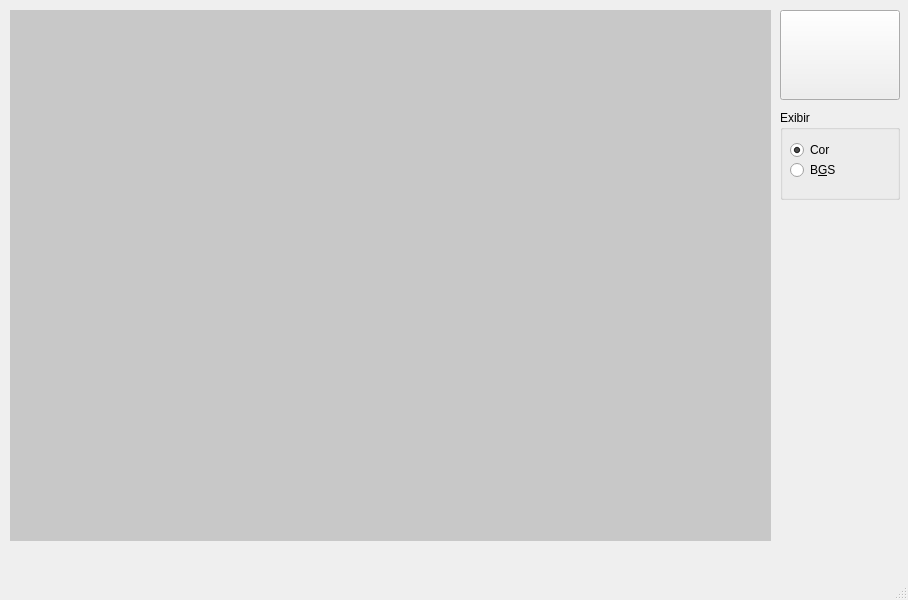
This is Software/View/forms/multiview_futtracker_mainwindow.ui in mathbarc/multiview-futtracker as Qt 5 draws it before an edit. The edited form follows.
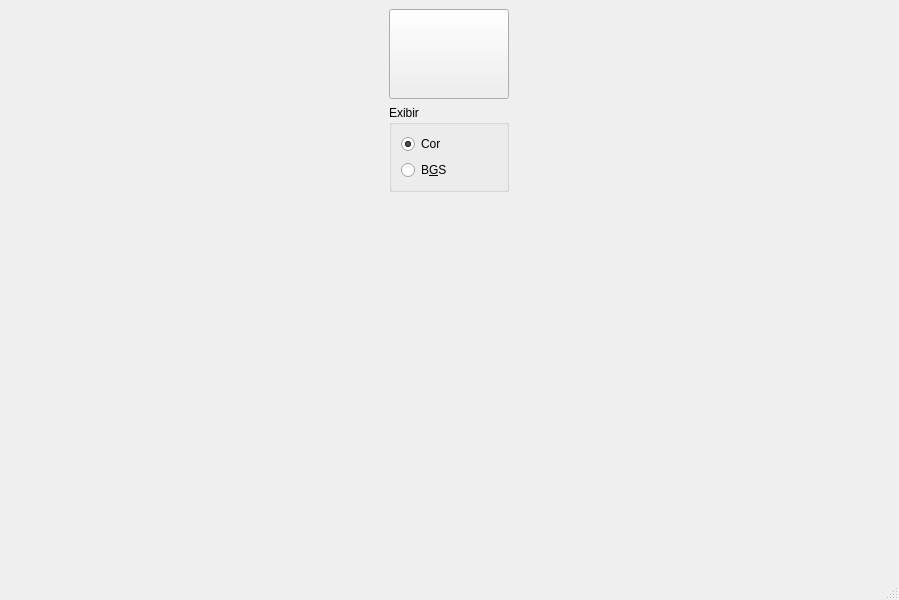
This is the edited form. Icons and pictures are not drawn.

```diff
--- a/Software/View/forms/multiview_futtracker_mainwindow.ui
+++ b/Software/View/forms/multiview_futtracker_mainwindow.ui
@@ -6,7 +6,7 @@
    <rect>
     <x>0</x>
     <y>0</y>
-    <width>908</width>
+    <width>899</width>
     <height>600</height>
    </rect>
   </property>
@@ -17,21 +17,64 @@
    <string notr="true"/>
   </property>
   <widget class="QWidget" name="centralwidget">
+   <layout class="QHBoxLayout" name="horizontalLayout">
+    <item>
+     <layout class="QGridLayout" name="gridLayout_cams"/>
+    </item>
+    <item>
+     <layout class="QVBoxLayout" name="verticalLayout_button">
+      <property name="sizeConstraint">
+       <enum>QLayout::SetDefaultConstraint</enum>
+      </property>
+      <item>
+       <widget class="QPushButton" name="pushButton">
+        <property name="sizePolicy">
+         <sizepolicy hsizetype="Minimum" vsizetype="Minimum">
+          <horstretch>0</horstretch>
+          <verstretch>0</verstretch>
+         </sizepolicy>
+        </property>
+        <property name="minimumSize">
+         <size>
+          <width>120</width>
+          <height>90</height>
+         </size>
+        </property>
+        <property name="maximumSize">
+         <size>
+          <width>120</width>
+          <height>90</height>
+         </size>
+        </property>
+        <property name="text">
+         <string/>
+        </property>
+        <property name="icon">
+         <iconset resource="../resource.qrc">
+          <normaloff>:/View/resources/power.png</normaloff>:/View/resources/power.png</iconset>
+        </property>
+        <property name="iconSize">
+         <size>
+          <width>64</width>
+          <height>64</height>
+         </size>
+        </property>
+       </widget>
+      </item>
+      <item>
    <widget class="QGroupBox" name="groupBox">
-    <property name="geometry">
-     <rect>
-      <x>780</x>
-      <y>110</y>
-      <width>120</width>
-      <height>90</height>
-     </rect>
-    </property>
     <property name="sizePolicy">
-     <sizepolicy hsizetype="Fixed" vsizetype="Fixed">
+         <sizepolicy hsizetype="Minimum" vsizetype="Minimum">
       <horstretch>0</horstretch>
       <verstretch>0</verstretch>
      </sizepolicy>
     </property>
+        <property name="maximumSize">
+         <size>
+          <width>120</width>
+          <height>90</height>
+         </size>
+        </property>
     <property name="title">
      <string>Exibir</string>
     </property>
@@ -41,15 +84,9 @@
     <property name="checkable">
      <bool>false</bool>
     </property>
+        <layout class="QVBoxLayout" name="verticalLayout">
+         <item>
     <widget class="QRadioButton" name="radioButton_color">
-     <property name="geometry">
-      <rect>
-       <x>10</x>
-       <y>30</y>
-       <width>95</width>
-       <height>20</height>
-      </rect>
-     </property>
      <property name="text">
       <string>Cor</string>
      </property>
@@ -57,70 +94,49 @@
       <bool>true</bool>
      </property>
     </widget>
+         </item>
+         <item>
     <widget class="QRadioButton" name="radioButton_foreground">
-     <property name="geometry">
-      <rect>
-       <x>10</x>
-       <y>50</y>
-       <width>95</width>
-       <height>20</height>
-      </rect>
-     </property>
      <property name="text">
       <string>B&amp;GS</string>
      </property>
     </widget>
-   </widget>
-   <widget class="QMdiArea" name="mdiArea">
-    <property name="geometry">
-     <rect>
-      <x>10</x>
-      <y>10</y>
-      <width>761</width>
-      <height>531</height>
-     </rect>
-    </property>
-    <property name="background">
-     <brush brushstyle="SolidPattern">
-      <color alpha="255">
-       <red>200</red>
-       <green>200</green>
-       <blue>200</blue>
-      </color>
-     </brush>
-    </property>
-   </widget>
-   <widget class="QPushButton" name="pushButton">
-    <property name="geometry">
-     <rect>
-      <x>780</x>
-      <y>10</y>
-      <width>120</width>
-      <height>90</height>
-     </rect>
-    </property>
-    <property name="text">
-     <string/>
-    </property>
-    <property name="icon">
-     <iconset resource="../resource.qrc">
-      <normaloff>:/View/resources/power.png</normaloff>:/View/resources/power.png</iconset>
-    </property>
-    <property name="iconSize">
+         </item>
+        </layout>
+       </widget>
+      </item>
+      <item>
+       <spacer name="verticalSpacer">
+        <property name="orientation">
+         <enum>Qt::Vertical</enum>
+        </property>
+        <property name="sizeHint" stdset="0">
      <size>
-      <width>64</width>
-      <height>64</height>
-     </size>
-    </property>
-   </widget>
+          <width>0</width>
+          <height>40</height>
+         </size>
+        </property>
+       </spacer>
+      </item>
+      <item>
    <widget class="QLabel" name="label">
-    <property name="geometry">
-     <rect>
-      <x>780</x>
-      <y>480</y>
+        <property name="sizePolicy">
+         <sizepolicy hsizetype="Minimum" vsizetype="Minimum">
+          <horstretch>0</horstretch>
+          <verstretch>0</verstretch>
+         </sizepolicy>
+        </property>
+        <property name="minimumSize">
+         <size>
+          <width>120</width>
+          <height>0</height>
+         </size>
+        </property>
+        <property name="maximumSize">
+         <size>
       <width>120</width>
       <height>60</height>
-     </rect>
+         </size>
     </property>
     <property name="text">
      <string/>
@@ -132,6 +148,10 @@
      <bool>true</bool>
     </property>
    </widget>
+      </item>
+     </layout>
+    </item>
+   </layout>
   </widget>
   <widget class="QMenuBar" name="menubar">
    <property name="geometry">
```
Left out of the diff: 4 changed lines with no effect on the pictures. Lines whose indentation alone changed are shown as unchanged.
